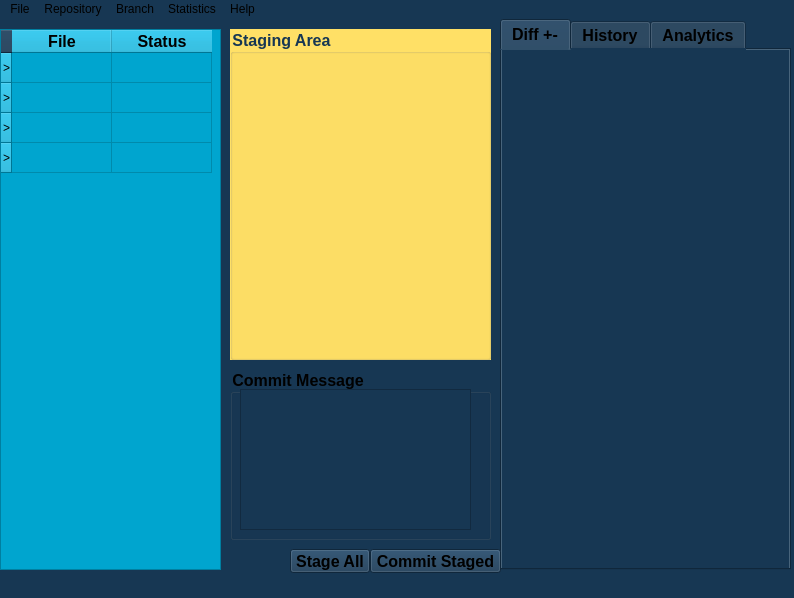
Qt form gui/MainWindow.ui (Sam-Horner-42/CPPMiniVersionControl) before a commit.
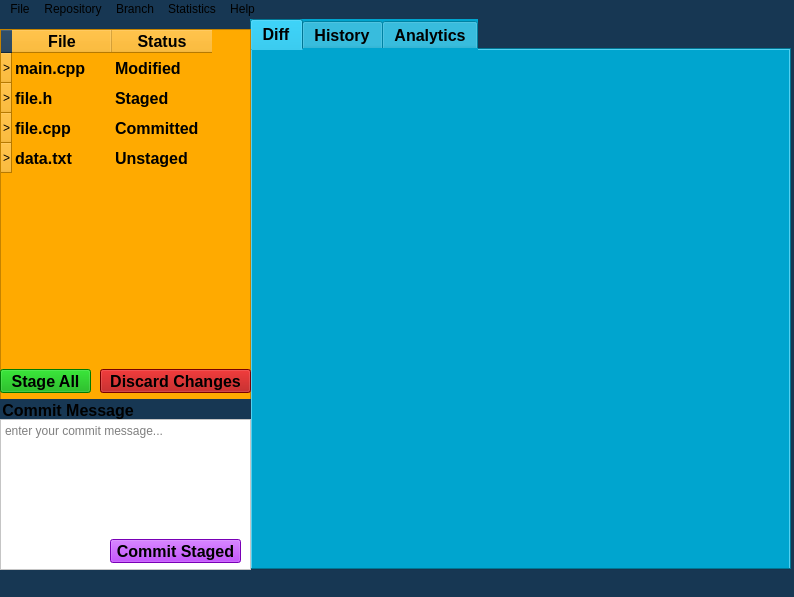
The same form after that commit. The open tabs and pages were chosen to show the change. Icons and pictures are not drawn.

Diff of the .ui file:
```diff
--- a/gui/MainWindow.ui
+++ b/gui/MainWindow.ui
@@ -7,7 +7,7 @@
     <x>0</x>
     <y>0</y>
     <width>794</width>
-    <height>598</height>
+    <height>597</height>
    </rect>
   </property>
   <property name="windowTitle">
@@ -20,12 +20,211 @@
    <widget class="QTabWidget" name="tabWidget">
     <property name="geometry">
      <rect>
-      <x>500</x>
+      <x>250</x>
       <y>0</y>
-      <width>291</width>
+      <width>541</width>
       <height>551</height>
      </rect>
     </property>
+    <property name="palette">
+     <palette>
+      <active>
+       <colorrole role="WindowText">
+        <brush brushstyle="SolidPattern">
+         <color alpha="255">
+          <red>0</red>
+          <green>0</green>
+          <blue>0</blue>
+         </color>
+        </brush>
+       </colorrole>
+       <colorrole role="Button">
+        <brush brushstyle="SolidPattern">
+         <color alpha="255">
+          <red>0</red>
+          <green>165</green>
+          <blue>207</blue>
+         </color>
+        </brush>
+       </colorrole>
+       <colorrole role="Text">
+        <brush brushstyle="SolidPattern">
+         <color alpha="255">
+          <red>0</red>
+          <green>0</green>
+          <blue>0</blue>
+         </color>
+        </brush>
+       </colorrole>
+       <colorrole role="ButtonText">
+        <brush brushstyle="SolidPattern">
+         <color alpha="255">
+          <red>0</red>
+          <green>0</green>
+          <blue>0</blue>
+         </color>
+        </brush>
+       </colorrole>
+       <colorrole role="Base">
+        <brush brushstyle="SolidPattern">
+         <color alpha="255">
+          <red>0</red>
+          <green>165</green>
+          <blue>207</blue>
+         </color>
+        </brush>
+       </colorrole>
+       <colorrole role="Window">
+        <brush brushstyle="SolidPattern">
+         <color alpha="255">
+          <red>0</red>
+          <green>165</green>
+          <blue>207</blue>
+         </color>
+        </brush>
+       </colorrole>
+       <colorrole role="PlaceholderText">
+        <brush brushstyle="SolidPattern">
+         <color alpha="128">
+          <red>0</red>
+          <green>0</green>
+          <blue>0</blue>
+         </color>
+        </brush>
+       </colorrole>
+      </active>
+      <inactive>
+       <colorrole role="WindowText">
+        <brush brushstyle="SolidPattern">
+         <color alpha="255">
+          <red>0</red>
+          <green>0</green>
+          <blue>0</blue>
+         </color>
+        </brush>
+       </colorrole>
+       <colorrole role="Button">
+        <brush brushstyle="SolidPattern">
+         <color alpha="255">
+          <red>0</red>
+          <green>165</green>
+          <blue>207</blue>
+         </color>
+        </brush>
+       </colorrole>
+       <colorrole role="Text">
+        <brush brushstyle="SolidPattern">
+         <color alpha="255">
+          <red>0</red>
+          <green>0</green>
+          <blue>0</blue>
+         </color>
+        </brush>
+       </colorrole>
+       <colorrole role="ButtonText">
+        <brush brushstyle="SolidPattern">
+         <color alpha="255">
+          <red>0</red>
+          <green>0</green>
+          <blue>0</blue>
+         </color>
+        </brush>
+       </colorrole>
+       <colorrole role="Base">
+        <brush brushstyle="SolidPattern">
+         <color alpha="255">
+          <red>0</red>
+          <green>165</green>
+          <blue>207</blue>
+         </color>
+        </brush>
+       </colorrole>
+       <colorrole role="Window">
+        <brush brushstyle="SolidPattern">
+         <color alpha="255">
+          <red>0</red>
+          <green>165</green>
+          <blue>207</blue>
+         </color>
+        </brush>
+       </colorrole>
+       <colorrole role="PlaceholderText">
+        <brush brushstyle="SolidPattern">
+         <color alpha="128">
+          <red>0</red>
+          <green>0</green>
+          <blue>0</blue>
+         </color>
+        </brush>
+       </colorrole>
+      </inactive>
+      <disabled>
+       <colorrole role="WindowText">
+        <brush brushstyle="SolidPattern">
+         <color alpha="255">
+          <red>0</red>
+          <green>0</green>
+          <blue>0</blue>
+         </color>
+        </brush>
+       </colorrole>
+       <colorrole role="Button">
+        <brush brushstyle="SolidPattern">
+         <color alpha="255">
+          <red>0</red>
+          <green>165</green>
+          <blue>207</blue>
+         </color>
+        </brush>
+       </colorrole>
+       <colorrole role="Text">
+        <brush brushstyle="SolidPattern">
+         <color alpha="255">
+          <red>0</red>
+          <green>0</green>
+          <blue>0</blue>
+         </color>
+        </brush>
+       </colorrole>
+       <colorrole role="ButtonText">
+        <brush brushstyle="SolidPattern">
+         <color alpha="255">
+          <red>0</red>
+          <green>0</green>
+          <blue>0</blue>
+         </color>
+        </brush>
+       </colorrole>
+       <colorrole role="Base">
+        <brush brushstyle="SolidPattern">
+         <color alpha="255">
+          <red>0</red>
+          <green>165</green>
+          <blue>207</blue>
+         </color>
+        </brush>
+       </colorrole>
+       <colorrole role="Window">
+        <brush brushstyle="SolidPattern">
+         <color alpha="255">
+          <red>0</red>
+          <green>165</green>
+          <blue>207</blue>
+         </color>
+        </brush>
+       </colorrole>
+       <colorrole role="PlaceholderText">
+        <brush brushstyle="SolidPattern">
+         <color alpha="128">
+          <red>0</red>
+          <green>0</green>
+          <blue>0</blue>
+         </color>
+        </brush>
+       </colorrole>
+      </disabled>
+     </palette>
+    </property>
     <property name="font">
      <font>
       <family>Arial</family>
@@ -33,12 +232,17 @@
       <bold>true</bold>
      </font>
     </property>
+    <property name="styleSheet">
+     <string notr="true">background-color: rgb(0, 165, 207);
+color:rgb(0, 0, 0)
+</string>
+    </property>
     <property name="currentIndex">
      <number>1</number>
     </property>
     <widget class="QWidget" name="diffTab">
      <attribute name="title">
-      <string>Diff +-</string>
+      <string>Diff</string>
      </attribute>
     </widget>
     <widget class="QWidget" name="history">
@@ -63,13 +267,22 @@
      <rect>
       <x>0</x>
       <y>10</y>
-      <width>221</width>
+      <width>251</width>
       <height>541</height>
      </rect>
     </property>
+    <property name="font">
+     <font>
+      <family>Arial</family>
+      <pointsize>12</pointsize>
+      <bold>true</bold>
+     </font>
+    </property>
     <property name="styleSheet">
-     <string notr="true">background-color: rgb(0, 165, 207);
-alternate-background-color: rgb(234, 217, 76);</string>
+     <string notr="true">background-color: rgb(255, 170, 0);</string>
+    </property>
+    <property name="showGrid">
+     <bool>false</bool>
     </property>
     <row>
      <property name="text">
@@ -104,9 +317,9 @@
      </property>
      <property name="background">
       <color>
-       <red>30</red>
-       <green>133</green>
-       <blue>118</blue>
+       <red>255</red>
+       <green>85</green>
+       <blue>0</blue>
       </color>
      </property>
     </column>
@@ -123,19 +336,66 @@
      </property>
      <property name="background">
       <color>
-       <red>30</red>
-       <green>133</green>
-       <blue>118</blue>
+       <red>255</red>
+       <green>85</green>
+       <blue>0</blue>
       </color>
      </property>
     </column>
+    <item row="0" column="0">
+     <property name="text">
+      <string>main.cpp</string>
+     </property>
+    </item>
+    <item row="0" column="1">
+     <property name="text">
+      <string>Modified</string>
+     </property>
+     <property name="font">
+      <font>
+       <family>Arial</family>
+       <pointsize>12</pointsize>
+       <bold>true</bold>
+      </font>
+     </property>
+    </item>
+    <item row="1" column="0">
+     <property name="text">
+      <string>file.h</string>
+     </property>
+    </item>
+    <item row="1" column="1">
+     <property name="text">
+      <string>Staged</string>
+     </property>
+    </item>
+    <item row="2" column="0">
+     <property name="text">
+      <string>file.cpp</string>
+     </property>
+    </item>
+    <item row="2" column="1">
+     <property name="text">
+      <string>Committed</string>
+     </property>
+    </item>
+    <item row="3" column="0">
+     <property name="text">
+      <string>data.txt</string>
+     </property>
+    </item>
+    <item row="3" column="1">
+     <property name="text">
+      <string>Unstaged</string>
+     </property>
+    </item>
    </widget>
    <widget class="QGroupBox" name="groupBox">
     <property name="geometry">
      <rect>
-      <x>230</x>
-      <y>350</y>
-      <width>261</width>
+      <x>0</x>
+      <y>380</y>
+      <width>251</width>
       <height>171</height>
      </rect>
     </property>
@@ -152,20 +412,49 @@
     <widget class="QTextEdit" name="textEdit">
      <property name="geometry">
       <rect>
-       <x>10</x>
+       <x>0</x>
        <y>20</y>
-       <width>231</width>
-       <height>141</height>
+       <width>251</width>
+       <height>151</height>
       </rect>
+     </property>
+     <property name="styleSheet">
+      <string notr="true">background-color: rgb(255, 255, 255);</string>
+     </property>
+     <property name="placeholderText">
+      <string>enter your commit message...</string>
+     </property>
+    </widget>
+    <widget class="QPushButton" name="commitStaged">
+     <property name="geometry">
+      <rect>
+       <x>110</x>
+       <y>140</y>
+       <width>131</width>
+       <height>24</height>
+      </rect>
+     </property>
+     <property name="font">
+      <font>
+       <family>Arial</family>
+       <pointsize>12</pointsize>
+       <bold>true</bold>
+      </font>
+     </property>
+     <property name="styleSheet">
+      <string notr="true">background-color: rgb(170, 0, 255);</string>
+     </property>
+     <property name="text">
+      <string>Commit Staged</string>
      </property>
     </widget>
    </widget>
    <widget class="QPushButton" name="pushButton">
     <property name="geometry">
      <rect>
-      <x>370</x>
-      <y>530</y>
-      <width>131</width>
+      <x>100</x>
+      <y>350</y>
+      <width>151</width>
       <height>24</height>
      </rect>
     </property>
@@ -176,16 +465,19 @@
       <bold>true</bold>
      </font>
     </property>
+    <property name="styleSheet">
+     <string notr="true">background-color: rgb(170, 0, 0);</string>
+    </property>
     <property name="text">
-     <string>Commit Staged</string>
+     <string>Discard Changes</string>
     </property>
    </widget>
    <widget class="QPushButton" name="pushButton_2">
     <property name="geometry">
      <rect>
-      <x>290</x>
-      <y>530</y>
-      <width>80</width>
+      <x>0</x>
+      <y>350</y>
+      <width>91</width>
       <height>24</height>
      </rect>
     </property>
@@ -196,145 +488,13 @@
       <bold>true</bold>
      </font>
     </property>
+    <property name="styleSheet">
+     <string notr="true">background-color: rgb(0, 170, 0);</string>
+    </property>
     <property name="text">
      <string>Stage All</string>
     </property>
    </widget>
-   <widget class="QGroupBox" name="groupBox_2">
-    <property name="geometry">
-     <rect>
-      <x>230</x>
-      <y>10</y>
-      <width>261</width>
-      <height>331</height>
-     </rect>
-    </property>
-    <property name="palette">
-     <palette>
-      <active>
-       <colorrole role="Button">
-        <brush brushstyle="SolidPattern">
-         <color alpha="255">
-          <red>255</red>
-          <green>224</green>
-          <blue>102</blue>
-         </color>
-        </brush>
-       </colorrole>
-       <colorrole role="Text">
-        <brush brushstyle="SolidPattern">
-         <color alpha="255">
-          <red>23</red>
-          <green>55</green>
-          <blue>83</blue>
-         </color>
-        </brush>
-       </colorrole>
-       <colorrole role="Base">
-        <brush brushstyle="SolidPattern">
-         <color alpha="255">
-          <red>255</red>
-          <green>224</green>
-          <blue>102</blue>
-         </color>
-        </brush>
-       </colorrole>
-       <colorrole role="Window">
-        <brush brushstyle="SolidPattern">
-         <color alpha="255">
-          <red>255</red>
-          <green>224</green>
-          <blue>102</blue>
-         </color>
-        </brush>
-       </colorrole>
-      </active>
-      <inactive>
-       <colorrole role="Button">
-        <brush brushstyle="SolidPattern">
-         <color alpha="255">
-          <red>255</red>
-          <green>224</green>
-          <blue>102</blue>
-         </color>
-        </brush>
-       </colorrole>
-       <colorrole role="Text">
-        <brush brushstyle="SolidPattern">
-         <color alpha="255">
-          <red>23</red>
-          <green>55</green>
-          <blue>83</blue>
-         </color>
-        </brush>
-       </colorrole>
-       <colorrole role="Base">
-        <brush brushstyle="SolidPattern">
-         <color alpha="255">
-          <red>255</red>
-          <green>224</green>
-          <blue>102</blue>
-         </color>
-        </brush>
-       </colorrole>
-       <colorrole role="Window">
-        <brush brushstyle="SolidPattern">
-         <color alpha="255">
-          <red>255</red>
-          <green>224</green>
-          <blue>102</blue>
-         </color>
-        </brush>
-       </colorrole>
-      </inactive>
-      <disabled>
-       <colorrole role="Button">
-        <brush brushstyle="SolidPattern">
-         <color alpha="255">
-          <red>255</red>
-          <green>224</green>
-          <blue>102</blue>
-         </color>
-        </brush>
-       </colorrole>
-       <colorrole role="Base">
-        <brush brushstyle="SolidPattern">
-         <color alpha="255">
-          <red>255</red>
-          <green>224</green>
-          <blue>102</blue>
-         </color>
-        </brush>
-       </colorrole>
-       <colorrole role="Window">
-        <brush brushstyle="SolidPattern">
-         <color alpha="255">
-          <red>255</red>
-          <green>224</green>
-          <blue>102</blue>
-         </color>
-        </brush>
-       </colorrole>
-      </disabled>
-     </palette>
-    </property>
-    <property name="font">
-     <font>
-      <family>Arial</family>
-      <pointsize>12</pointsize>
-      <bold>true</bold>
-     </font>
-    </property>
-    <property name="styleSheet">
-     <string notr="true">background-color: rgb(255, 224, 102);</string>
-    </property>
-    <property name="title">
-     <string>Staging Area</string>
-    </property>
-    <property name="checkable">
-     <bool>false</bool>
-    </property>
-   </widget>
   </widget>
   <widget class="QMenuBar" name="menubar">
    <property name="geometry">
```
Left out of the diff: 18 changed lines with no effect on the pictures.
